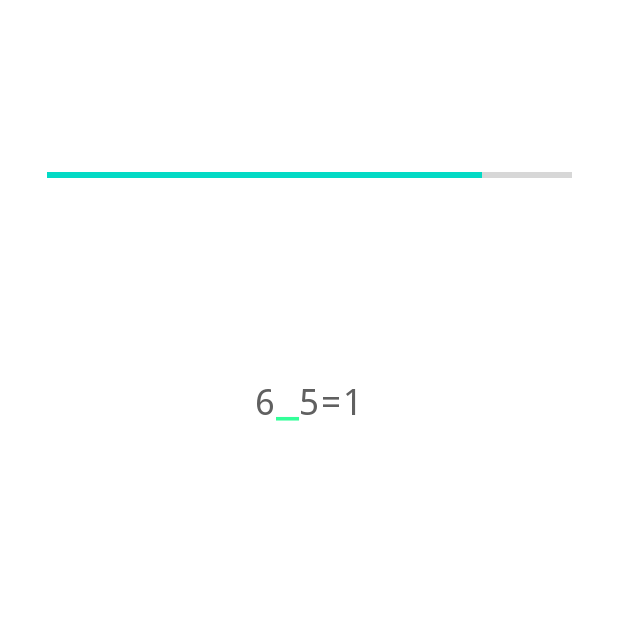
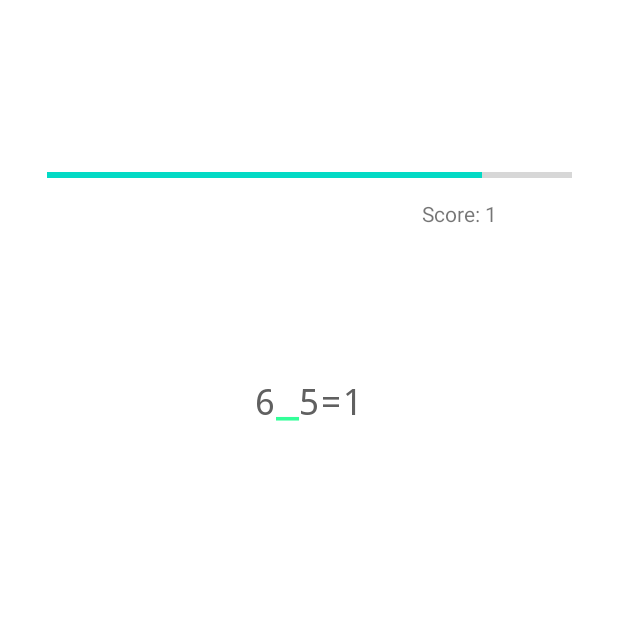
Before and after one commit to Matheo-bis/Seven-5040, an Android app: the Jeu3Activity screen opened directly, with no data from a screen before it, on a phone screen of 412 x 824 dp, the top half of it. Run offline under Robolectric (Android 15) with nearby library versions, the phone set to English and light mode, and no system bars; Roboto replaces fonts that are not available here.

Commit message:
Barre augmente et descend + début du score jeu 3

```diff
--- a/app/src/main/java/fr/seven/mathgame/EcranFinActivity.java
+++ b/app/src/main/java/fr/seven/mathgame/EcranFinActivity.java
@@ -188,6 +188,11 @@ public class EcranFinActivity extends Jeu {
                     intent2.setFlags(Intent.FLAG_ACTIVITY_CLEAR_TOP);
                     startActivity(intent2);
                     break;
+                case 3:
+                    Intent intent3 = new Intent(getApplicationContext(), Jeu3Activity.class);
+                    intent3.setFlags(Intent.FLAG_ACTIVITY_CLEAR_TOP);
+                    startActivity(intent3);
+                    break;
                 case 4:
                     Intent intent4 = new Intent(getApplicationContext(), CalculatriceActivity.class);
                     intent4.setFlags(Intent.FLAG_ACTIVITY_CLEAR_TOP);
--- a/app/src/main/java/fr/seven/mathgame/Jeu3Activity.java
+++ b/app/src/main/java/fr/seven/mathgame/Jeu3Activity.java
@@ -28,7 +28,9 @@ public class Jeu3Activity extends Jeu3Timer {
     protected void onCreate(Bundle savedInstanceState) {
         setContentView(R.layout.activity_jeu3);
         super.onCreate(savedInstanceState);
-        numeroJeu=1;
+        System.out.println("/::::::::::/"+"Score: "+Integer.toString(scorejeu3));
+        ((TextView)findViewById(R.id.textscore3)).setText("Score: "+Integer.toString(scorejeu3));
+        numeroJeu=3;
         //AppCompatDelegate.setDefaultNightMode(AppCompatDelegate.MODE_NIGHT_YES);
         //TEMPORAIRE
         Button qcmbutton1 = findViewById(R.id.buttonequation1);
@@ -233,13 +235,11 @@ public class Jeu3Activity extends Jeu3Timer {
                 qcmbutton3.setVisibility(View.GONE);
                 space.setVisibility(View.GONE);
                 Intent intent = new Intent(this, Jeu3Activity.class);
-                intent.putExtra("timer",((ProgressBar)findViewById(R.id.timebar)).getProgress()+200); //non reset de la barre
                 startActivity(intent);
                 finish();
             } else {                    //Mauvaise réponse
                 buttonCE(null);
                 Intent intent = new Intent(this, Jeu3Activity.class);
-                intent.putExtra("timer",((ProgressBar)findViewById(R.id.timebar)).getProgress()-100);
                 startActivity(intent);
             }
         }
@@ -253,19 +253,24 @@ public class Jeu3Activity extends Jeu3Timer {
         Button qcmbutton3 = findViewById(R.id.buttonequation3);
         View space = findViewById(R.id.Space);
         if (comparaison == 0) {     //Bonne réponse
+            multiscorejeu3 += 1;  //set du multiplicateur
+            AddScoreJeu3();
+            Intent intent = new Intent(this, Jeu3Activity.class);
+            intent.putExtra("timer",Math.min(((ProgressBar)findViewById(R.id.timebar)).getProgress()+300,1000));
+            startActivity(intent);
             qcmbutton1.setVisibility(View.GONE);
             qcmbutton2.setVisibility(View.GONE);
             qcmbutton3.setVisibility(View.GONE);
             space.setVisibility(View.GONE);
-            Intent intent = new Intent(this, Jeu3Activity.class);
-            intent.putExtra("timer",((ProgressBar)findViewById(R.id.timebar)).getProgress()+200); //non reset de la barre
-            startActivity(intent);
             finish();
         } else {                    //Mauvaise réponse
-            buttonCE(null);
+            if (multiscorejeu3 <1){ multiscorejeu3 -= 1; } //set du multiplicateur
+            AddScoreJeu3();
             Intent intent = new Intent(this, Jeu3Activity.class);
-            intent.putExtra("timer",((ProgressBar)findViewById(R.id.timebar)).getProgress()-100);
+            intent.putExtra("timer",((ProgressBar)findViewById(R.id.timebar)).getProgress()-300);
             startActivity(intent);
+        buttonCE(null);
+
         }
     }
 
@@ -285,14 +290,18 @@ public class Jeu3Activity extends Jeu3Timer {
                 comparaison = (Debutant.resultat()).compareTo(text);
         }
         if (comparaison == 0) { //Bonne réponse
+            multiscorejeu3 += 1;
+            AddScoreJeu3();
             Intent intent = new Intent(this, Jeu3Activity.class);
-            intent.putExtra("timer",((ProgressBar)findViewById(R.id.timebar)).getProgress()+200);
+            intent.putExtra("timer",Math.min(((ProgressBar)findViewById(R.id.timebar)).getProgress()+300,1000));
             startActivity(intent);
             finish();
 
-        } else {                //Mauvaise réponse
+        } else {                //Mauvaise reponse
+            if (multiscorejeu3 <1){ multiscorejeu3 -= 1; } //set du multiplicateur
+            AddScoreJeu3();
             Intent intent = new Intent(this, Jeu3Activity.class);
-            intent.putExtra("timer",((ProgressBar)findViewById(R.id.timebar)).getProgress()-100);
+            intent.putExtra("timer",((ProgressBar)findViewById(R.id.timebar)).getProgress()-300);
             startActivity(intent);
         }
     }
@@ -308,5 +317,12 @@ public class Jeu3Activity extends Jeu3Timer {
         setQuestion(EquationHistory.get(0));
     }
 
+    int scorejeu3 = 1;
+    int addscorejeu3 = 1;
+    int multiscorejeu3 = 1;
+    public void AddScoreJeu3(){
+        addscorejeu3 *= multiscorejeu3;
+        scorejeu3 = scorejeu3 + addscorejeu3;
+    }
 
 }
--- a/app/src/main/java/fr/seven/mathgame/Jeu3Timer.java
+++ b/app/src/main/java/fr/seven/mathgame/Jeu3Timer.java
@@ -44,10 +44,11 @@ public class Jeu3Timer extends Jeu{
             timebar.setProgress(currentProgress[0]);
             if(currentProgress[0] != 0){
                 new Handler().postDelayed(this, 10);
-            }else
+            }else {
+                currentProgress[0]=1000;
                 //Fin du jeu, écran de fin
                 new Handler().postDelayed(this, 10);
-
+            }
         }
     }, 0);
  }
--- a/app/src/main/java/fr/seven/mathgame/ScoreActivity.kt
+++ b/app/src/main/java/fr/seven/mathgame/ScoreActivity.kt
@@ -49,5 +49,7 @@ class ScoreActivity : AppCompatActivity() {
             score = score + x
             if (firebaseAuth.currentUser != null) reference!!.child("score").setValue(score)
         }
+
+
     }
 }
--- a/app/src/main/res/layout/activity_jeu3.xml
+++ b/app/src/main/res/layout/activity_jeu3.xml
@@ -6,7 +6,21 @@
     android:layout_height="match_parent"
     tools:context=".Jeu1Activity">
 
+    <TextView
+        android:id="@+id/textscore3"
+        android:layout_width="wrap_content"
+        android:layout_height="wrap_content"
+        android:layout_marginStart="200dp"
+        android:layout_marginBottom="250dp"
+        android:text="Score :"
+        android:visibility="visible"
+        app:layout_constraintBottom_toTopOf="@+id/tableLayout2"
+        app:layout_constraintEnd_toEndOf="parent"
+        app:layout_constraintStart_toStartOf="parent"
+        app:layout_constraintTop_toTopOf="parent" />
+
     <LinearLayout
+        android:id="@+id/linearLayout5"
         android:layout_width="wrap_content"
         android:layout_height="wrap_content"
         android:orientation="vertical"
```
